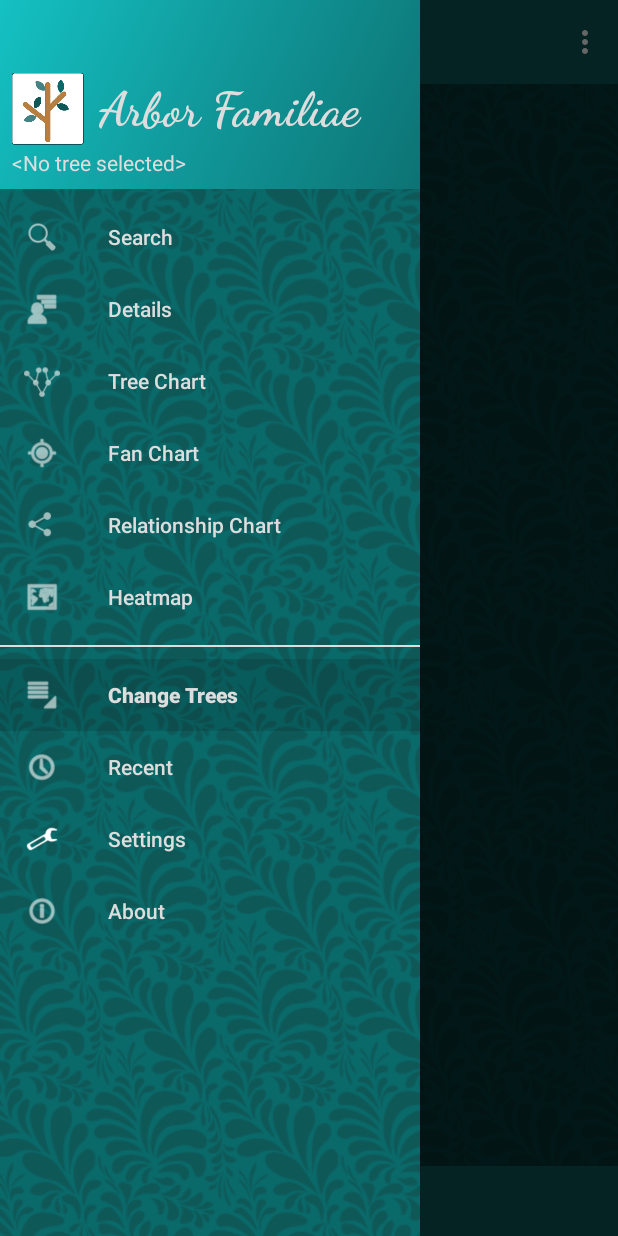
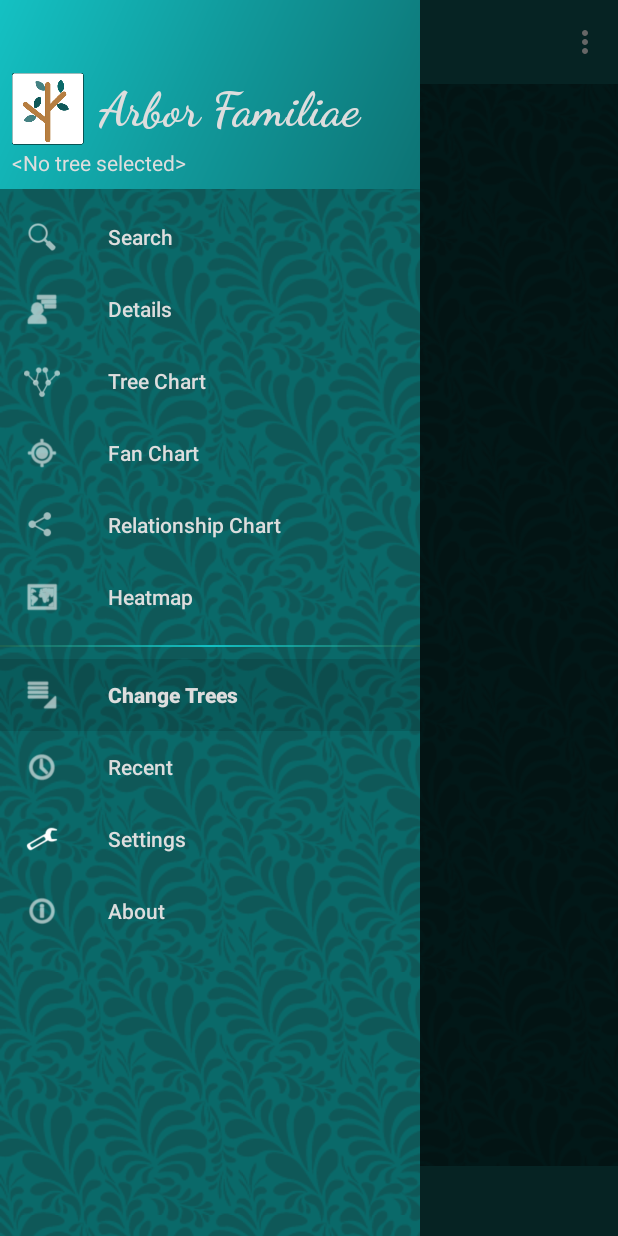
Before and after one commit to sjmeunier/arbor-familiae, an Android app: the screen it shows after launch (MainActivity), with the side drawer open, on a phone screen of 412 x 824 dp. Run offline under Robolectric (Android 15) with nearby library versions, the phone set to English and light mode, and no system bars; our stand-ins replace Room's generated code.

Commit message:
Stiyled side nav divider and refresh fragments on jump to root

```diff
--- a/app/build.gradle
+++ b/app/build.gradle
@@ -7,8 +7,8 @@
         applicationId "com.sjmeunier.arborfamiliae"
         minSdkVersion 21
         targetSdkVersion 26
-        versionCode 14
-        versionName "1.0.1"
+        versionCode 15
+        versionName "1.0.2"
         testInstrumentationRunner "android.support.test.runner.AndroidJUnitRunner"
     }
     buildTypes {
--- a/app/src/main/res/values/styles.xml
+++ b/app/src/main/res/values/styles.xml
@@ -10,7 +10,7 @@
         <item name="android:textColorSecondary">@color/colorText</item>
         <item name="android:textColor">@color/colorText</item>
         <item name="android:actionMenuTextColor">@color/colorText</item>
-        <item name="android:listDivider">@color/colorListDivider</item>
+        <item name="android:listDivider">@drawable/gradient_line</item>
 
     </style>
     <style name="MyProgressDialog" parent="Theme.AppCompat.Dialog.Alert">
```
Also changed, not shown: app/src/main/java/com/sjmeunier/arborfamiliae/MainActivity.java (+8 -0 lines), 1 other file.
